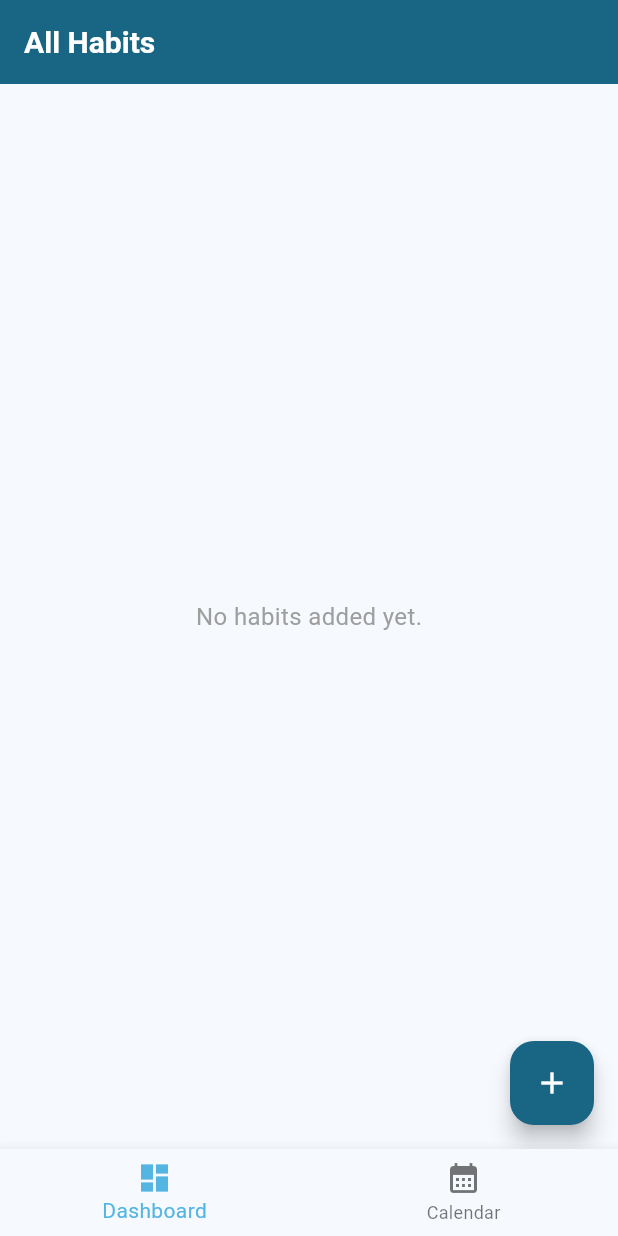
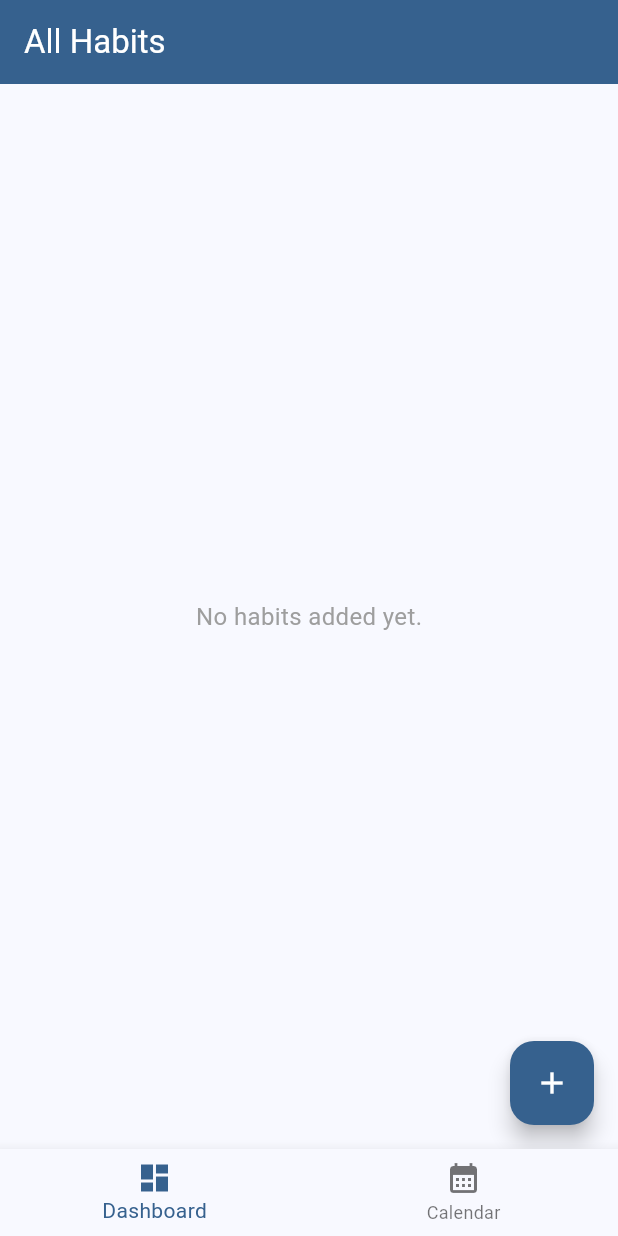
Before and after one commit to anthonynmh/habit_tracker_app, a Flutter app: the screen it shows after launch, on a phone screen of 412 x 824 dp. Run offline on Flutter 3.47's test engine with Material 3 defaults, Android fonts, the phone set to English and light mode, and no system bars; our stand-ins replace shared_preferences, table_calendar.

Commit message:
update theme

```diff
--- a/lib/main.dart
+++ b/lib/main.dart
@@ -1,6 +1,5 @@
 import 'package:flutter/material.dart';
 import 'package:habit_tracker_app/screens/my_home_page.dart';
-import 'package:habit_tracker_app/theme/app_colors.dart';
 
 void main() {
   runApp(const MyApp());
@@ -16,55 +15,7 @@ class MyApp extends StatelessWidget {
       debugShowCheckedModeBanner: false,
       theme: ThemeData(
         useMaterial3: true,
-        primaryColor: AppColors.primary,
-        colorScheme: ColorScheme.fromSeed(
-          seedColor: AppColors.primary,
-          brightness: Brightness.light,
-        ),
-        appBarTheme: AppBarTheme(
-          backgroundColor: AppColors.primary,
-          elevation: 0,
-          titleTextStyle: const TextStyle(
-            fontSize: 20,
-            fontWeight: FontWeight.bold,
-            color: AppColors.textDark,
-          ),
-          iconTheme: const IconThemeData(color: AppColors.textDark),
-        ),
-        floatingActionButtonTheme: FloatingActionButtonThemeData(
-          backgroundColor: AppColors.primary,
-          shape: const RoundedRectangleBorder(borderRadius: BorderRadius.all(Radius.circular(16))),
-        ),
-        elevatedButtonTheme: ElevatedButtonThemeData(
-          style: ElevatedButton.styleFrom(
-            backgroundColor: AppColors.primary,
-            foregroundColor: AppColors.textDark,
-            shape: RoundedRectangleBorder(borderRadius: BorderRadius.circular(12)),
-            padding: const EdgeInsets.symmetric(vertical: 12, horizontal: 20),
-          ),
-        ),
-        dialogTheme: DialogTheme(
-          shape: RoundedRectangleBorder(borderRadius: BorderRadius.circular(12)),
-          backgroundColor: AppColors.backgroundLight,
-          titleTextStyle: const TextStyle(fontSize: 18, fontWeight: FontWeight.bold),
-          contentTextStyle: const TextStyle(fontSize: 16),
-        ),
-        textTheme: const TextTheme(
-          titleLarge: TextStyle(fontSize: 22, fontWeight: FontWeight.bold),
-          bodyMedium: TextStyle(fontSize: 16, color: AppColors.textLight),
-        ),
-      ),
-      darkTheme: ThemeData(
-        brightness: Brightness.dark,
-        colorScheme: ColorScheme.fromSeed(
-          seedColor: AppColors.primaryDark,
-          brightness: Brightness.dark,
-        ),
-        scaffoldBackgroundColor: AppColors.backgroundDark,
-        textTheme: const TextTheme(
-          titleLarge: TextStyle(fontSize: 22, fontWeight: FontWeight.bold, color: AppColors.textDark),
-          bodyMedium: TextStyle(fontSize: 16, color: AppColors.textDark),
-        ),
+        colorScheme: ColorScheme.fromSeed(seedColor: Colors.blue),
       ),
       themeMode: ThemeMode.system,
       home: const MyHomePage(title: 'Habit Tracker App'),
--- a/lib/screens/my_home_page.dart
+++ b/lib/screens/my_home_page.dart
@@ -1,7 +1,6 @@
 import 'package:flutter/material.dart';
 import 'package:habit_tracker_app/screens/dashboard_page.dart';
 import 'package:habit_tracker_app/screens/calendar_page.dart';
-import 'package:habit_tracker_app/theme/app_colors.dart';
 
 class MyHomePage extends StatefulWidget {
   final String title;
@@ -27,6 +26,8 @@ class _MyHomePageState extends State<MyHomePage> {
 
   @override
   Widget build(BuildContext context) {
+    final theme = Theme.of(context);
+
     return Scaffold(
       body: Center(child: _widgetOptions.elementAt(_selectedIndex)),
       bottomNavigationBar: BottomNavigationBar(
@@ -35,7 +36,7 @@ class _MyHomePageState extends State<MyHomePage> {
           BottomNavigationBarItem(icon: Icon(Icons.calendar_month), label: 'Calendar'),
         ],
         currentIndex: _selectedIndex,
-        selectedItemColor: AppColors.primary,
+        selectedItemColor: theme.colorScheme.primary,
         onTap: _onItemTapped,
       ),
     );
--- a/lib/theme/app_colors.dart
+++ /dev/null
@@ -1,11 +0,0 @@
-import 'package:flutter/material.dart';
-
-class AppColors {
-  static const Color primary = Color.fromARGB(255, 85, 181, 226);
-  static const Color primaryDark = Color.fromARGB(255, 34, 140, 197);
-  static const Color accent = Color.fromARGB(255, 19, 171, 231);
-  static const Color backgroundLight = Colors.white;
-  static const Color backgroundDark = Color(0xFF121212); // Dark mode background
-  static const Color textLight = Colors.black87;
-  static const Color textDark = Colors.white;
-}
```
